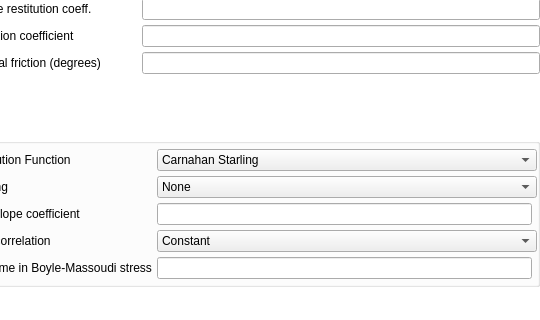
First picture: the form in gui/uifiles/solids.ui, repository truongd8593/mfix, before the edit; both pictures show x 89 to 629 and y 152 to 472 of the 629 by 896 pixel window.
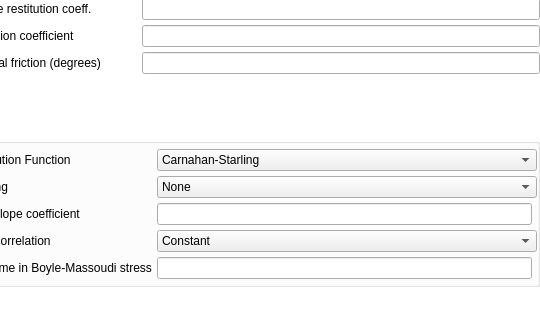
Second picture: the form after the edit. The open tabs and pages were chosen to show the change. Custom widgets are drawn as their Qt base class.

Commit message: work on solids TFM tab

```diff
--- a/gui/uifiles/solids.ui
+++ b/gui/uifiles/solids.ui
@@ -1318,7 +1318,7 @@
            <widget class="ComboBox" name="combobox_keyword_rdf_type">
             <item>
              <property name="text">
-              <string>Carnahan Starling</string>
+              <string>Carnahan-Starling</string>
              </property>
             </item>
             <item>
```
Left out of the diff: 34 changed lines with no effect on the pictures.
